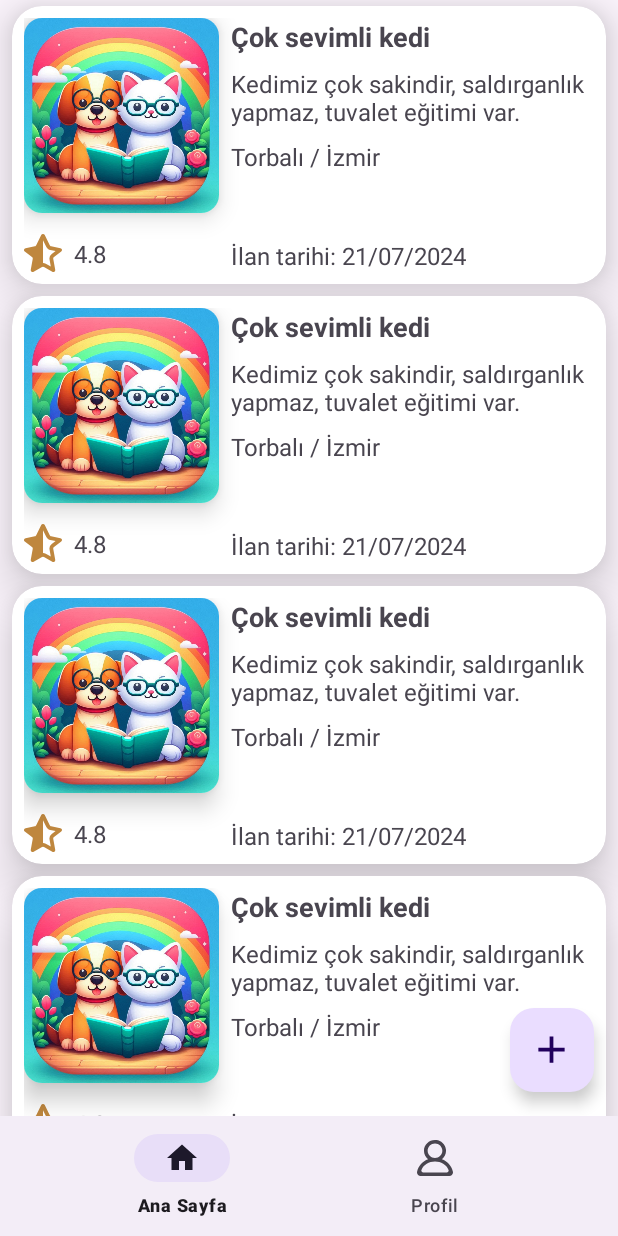
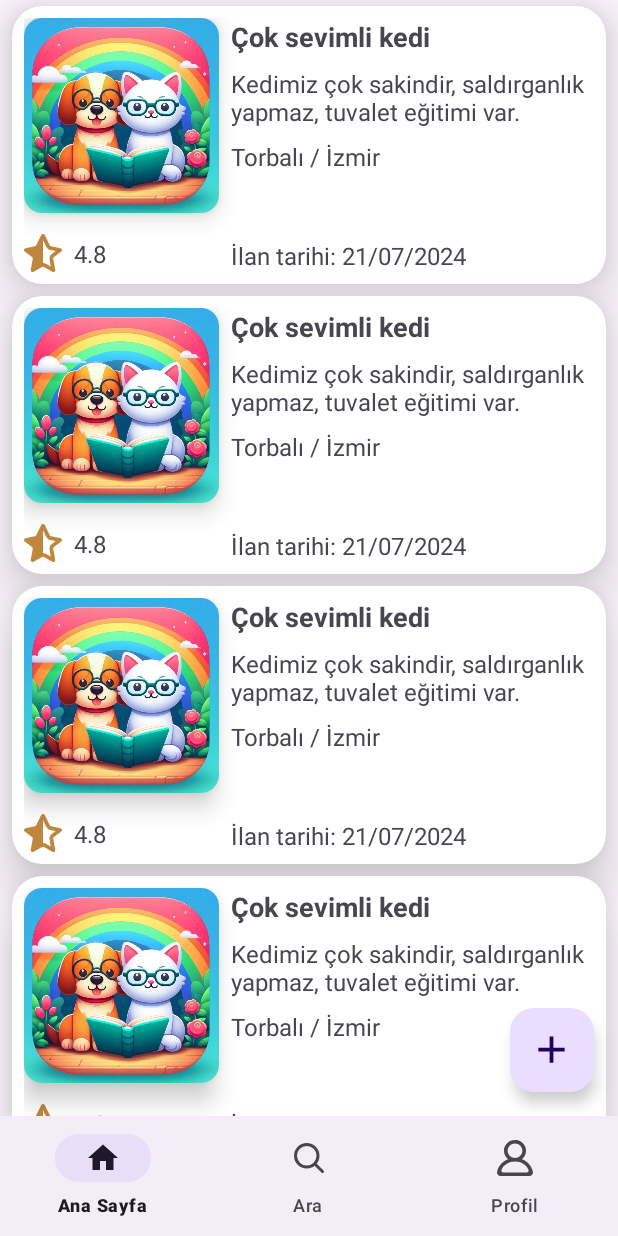
Before and after one commit to izmirsoftware/PetsMatch, an Android app: the MainActivity screen opened directly, with no data from a screen before it, on a phone screen of 412 x 824 dp. Run offline under Robolectric (Android 15) with nearby library versions, the phone set to English and light mode, and no system bars; our stand-ins replace Dagger/Hilt's generated code, navigation-ui; pictures from the network do not load.

Commit message:
Search elemanları oluşturuldu

```diff
--- /dev/null
+++ b/app/src/main/res/drawable/search.xml
@@ -0,0 +1,13 @@
+<vector xmlns:android="http://schemas.android.com/apk/res/android"
+    android:width="800dp"
+    android:height="800dp"
+    android:viewportWidth="24"
+    android:viewportHeight="24">
+  <path
+      android:pathData="M15.795,15.811L21,21M18,10.5C18,14.642 14.642,18 10.5,18C6.358,18 3,14.642 3,10.5C3,6.358 6.358,3 10.5,3C14.642,3 18,6.358 18,10.5Z"
+      android:strokeLineJoin="round"
+      android:strokeWidth="2"
+      android:fillColor="#00000000"
+      android:strokeColor="#000000"
+      android:strokeLineCap="round"/>
+</vector>
--- a/app/src/main/res/layout/fragment_edit_profile.xml
+++ b/app/src/main/res/layout/fragment_edit_profile.xml
@@ -8,6 +8,10 @@
             type="com.izmirsoftware.petsmatch.model.UserModel" />
 
     </data>
+    <androidx.constraintlayout.widget.ConstraintLayout
+        android:layout_width="match_parent"
+        android:layout_height="match_parent">
+
         <LinearLayout
             android:orientation="vertical"
             android:layout_width="match_parent"
@@ -139,4 +143,6 @@
 
         </LinearLayout>
 
+    </androidx.constraintlayout.widget.ConstraintLayout>
+
 </layout>
--- a/app/src/main/res/menu/bottom_nav_menu.xml
+++ b/app/src/main/res/menu/bottom_nav_menu.xml
@@ -7,6 +7,11 @@
         android:title="Ana Sayfa" />
 
     <item
+        android:id="@+id/nqvigation_search"
+        android:icon="@drawable/search"
+        android:title="Ara" />
+
+    <item
         android:id="@+id/navigation_profile"
         android:icon="@drawable/profile"
         android:title="Profil" />
--- a/app/src/main/res/navigation/main_navigation.xml
+++ b/app/src/main/res/navigation/main_navigation.xml
@@ -119,4 +119,9 @@
         android:id="@+id/editProfileFragment"
         tools:layout="@layout/fragment_edit_profile"
         android:name="com.izmirsoftware.petsmatch.view.profile.EditProfileFragment" />
+    <fragment
+        android:id="@+id/navigation_search"
+        android:name="com.izmirsoftware.petsmatch.view.search.SearchFragment"
+        android:label="fragment_search"
+        tools:layout="@layout/fragment_search" />
 </navigation>
```
Also changed, not shown: app/src/main/java/com/izmirsoftware/petsmatch/view/search/SearchFragment.kt (added, +37 -0 lines), app/src/main/java/com/izmirsoftware/petsmatch/viewmodel/search/SearchViewModel.kt (added, +7 -0 lines), app/src/main/res/layout/fragment_search.xml (added, +13 -0 lines), app/src/main/res/drawable/entry.jpg (added). Lines whose indentation alone changed are shown as unchanged.
